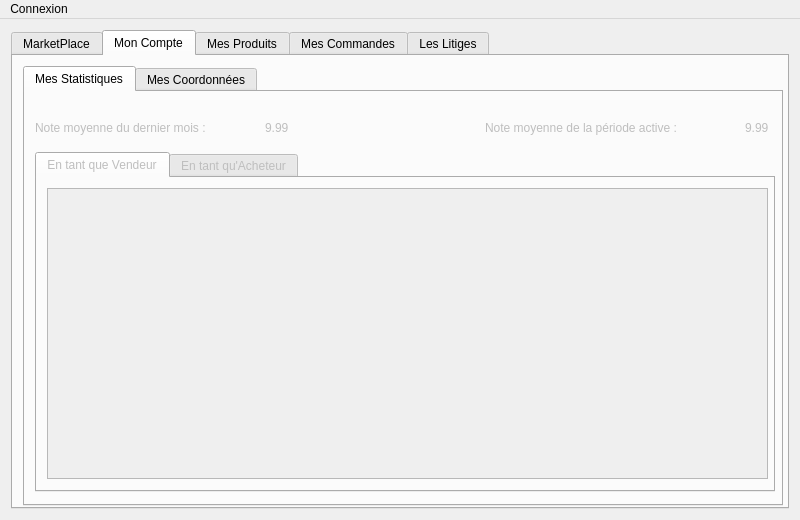
Qt form Programmation/E-Market/mainwindow.ui (Moinketroa/Ebayz) before a commit.
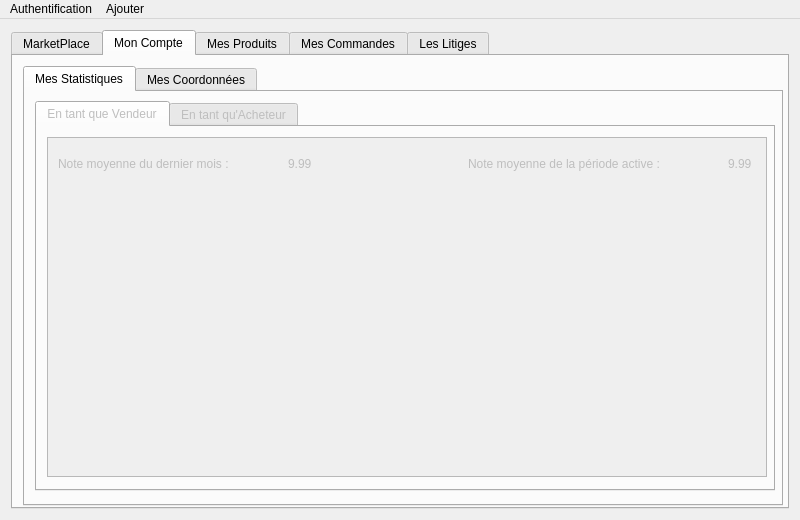
The same form after that commit. The open tabs and pages were chosen to show the change.

```diff
--- a/Programmation/E-Market/mainwindow.ui
+++ b/Programmation/E-Market/mainwindow.ui
@@ -218,9 +218,9 @@
           <property name="geometry">
            <rect>
             <x>10</x>
-            <y>60</y>
+            <y>9</y>
             <width>740</width>
-            <height>340</height>
+            <height>390</height>
            </rect>
           </property>
           <property name="currentIndex">
@@ -235,8 +235,8 @@
              <rect>
               <x>10</x>
               <y>10</y>
-              <width>721</width>
-              <height>291</height>
+              <width>720</width>
+              <height>340</height>
              </rect>
             </property>
             <property name="widgetResizable">
@@ -247,14 +247,66 @@
               <rect>
                <x>0</x>
                <y>0</y>
-               <width>719</width>
-               <height>289</height>
+               <width>718</width>
+               <height>338</height>
               </rect>
              </property>
-            </widget>
-           </widget>
-          </widget>
-          <widget class="QWidget" name="ETQAcheteur">
+             <widget class="QLabel" name="noteMoyDernierMois_ven">
+              <property name="geometry">
+               <rect>
+                <x>10</x>
+                <y>10</y>
+                <width>221</width>
+                <height>31</height>
+               </rect>
+              </property>
+              <property name="text">
+               <string>Note moyenne du dernier mois : </string>
+              </property>
+             </widget>
+             <widget class="QLabel" name="v_noteMoyDernierMois_ven">
+              <property name="geometry">
+               <rect>
+                <x>240</x>
+                <y>10</y>
+                <width>31</width>
+                <height>31</height>
+               </rect>
+              </property>
+              <property name="text">
+               <string>9.99</string>
+              </property>
+             </widget>
+             <widget class="QLabel" name="noteMoyPeriode_ven">
+              <property name="geometry">
+               <rect>
+                <x>420</x>
+                <y>10</y>
+                <width>251</width>
+                <height>31</height>
+               </rect>
+              </property>
+              <property name="text">
+               <string>Note moyenne de la période active :</string>
+              </property>
+             </widget>
+             <widget class="QLabel" name="v_noteMoyPeriode_ven">
+              <property name="geometry">
+               <rect>
+                <x>680</x>
+                <y>10</y>
+                <width>31</width>
+                <height>31</height>
+               </rect>
+              </property>
+              <property name="text">
+               <string>9.99</string>
+              </property>
+             </widget>
+            </widget>
+           </widget>
+          </widget>
+          <widget class="QWidget" name="eTQAcheteur">
            <attribute name="title">
             <string>En tant qu'Acheteur</string>
            </attribute>
@@ -279,15 +331,11 @@
                <height>289</height>
               </rect>
              </property>
-            </widget>
-           </widget>
-          </widget>
-         </widget>
-         <widget class="QLabel" name="noteMoyDernierMois">
+             <widget class="QLabel" name="noteMoyDernierMois_ach">
           <property name="geometry">
            <rect>
             <x>10</x>
-            <y>20</y>
+                <y>10</y>
             <width>221</width>
             <height>31</height>
            </rect>
@@ -296,11 +344,11 @@
            <string>Note moyenne du dernier mois : </string>
           </property>
          </widget>
-         <widget class="QLabel" name="v_noteMoyDernierMois">
+             <widget class="QLabel" name="v_noteMoyDernierMois_ach">
           <property name="geometry">
            <rect>
             <x>240</x>
-            <y>20</y>
+                <y>10</y>
             <width>31</width>
             <height>31</height>
            </rect>
@@ -309,11 +357,11 @@
            <string>9.99</string>
           </property>
          </widget>
-         <widget class="QLabel" name="noteMoyPeriode">
+             <widget class="QLabel" name="noteMoyPeriode_ach">
           <property name="geometry">
            <rect>
-            <x>460</x>
-            <y>20</y>
+                <x>420</x>
+                <y>10</y>
             <width>251</width>
             <height>31</height>
            </rect>
@@ -322,11 +370,11 @@
            <string>Note moyenne de la période active :</string>
           </property>
          </widget>
-         <widget class="QLabel" name="v_noteMoyPeriode">
+             <widget class="QLabel" name="v_noteMoyPeriode_ach">
           <property name="geometry">
            <rect>
-            <x>720</x>
-            <y>20</y>
+                <x>680</x>
+                <y>10</y>
             <width>31</width>
             <height>31</height>
            </rect>
@@ -334,6 +382,10 @@
           <property name="text">
            <string>9.99</string>
           </property>
+             </widget>
+            </widget>
+           </widget>
+          </widget>
          </widget>
         </widget>
         <widget class="QWidget" name="mesCoord">
@@ -789,10 +841,19 @@
      <bool>true</bool>
     </property>
     <property name="title">
-     <string>Connexion</string>
+     <string>Authentification</string>
     </property>
+    <addaction name="actionConnexion"/>
+    <addaction name="actionInscription"/>
+   </widget>
+   <widget class="QMenu" name="menuAjouter">
+    <property name="title">
+     <string>Ajouter</string>
+    </property>
+    <addaction name="actionAjouter_Produit"/>
    </widget>
    <addaction name="menuConnexion"/>
+   <addaction name="menuAjouter"/>
   </widget>
   <action name="actionEn_tant_que_Vendeur">
    <property name="text">
```
Left out of the diff: 57 changed lines with no effect on the pictures. Lines whose indentation alone changed are shown as unchanged.
